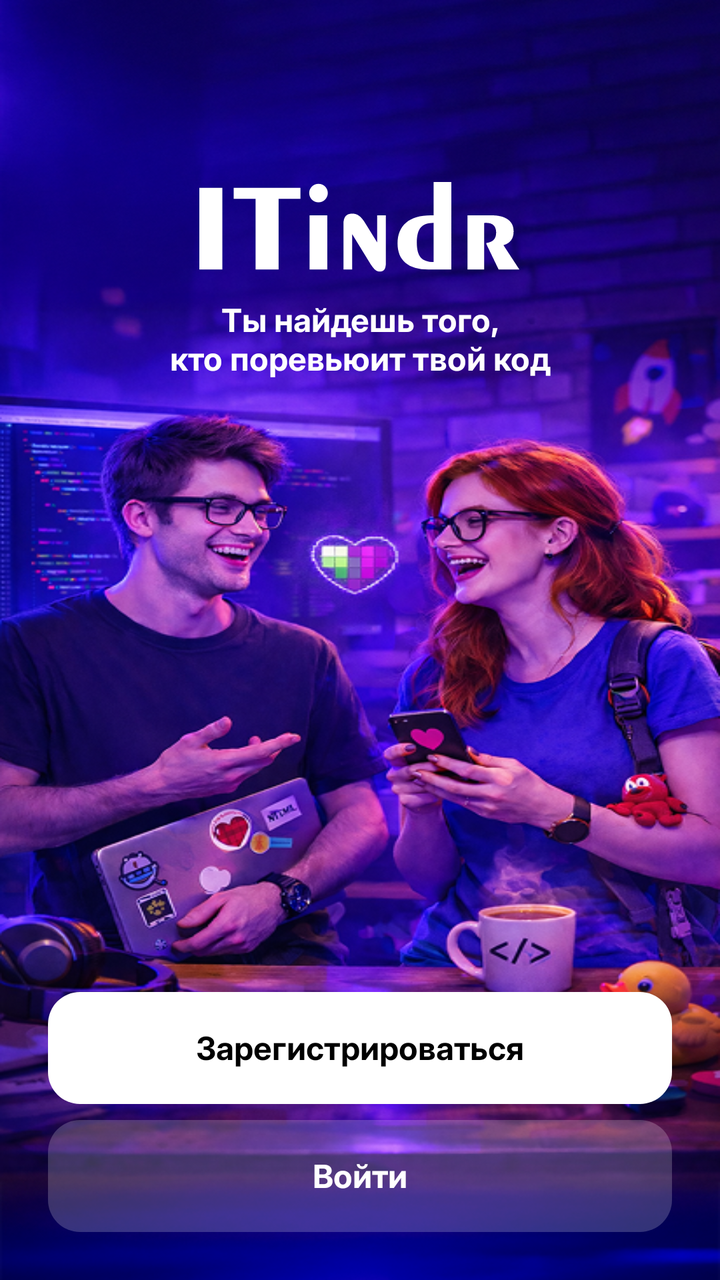
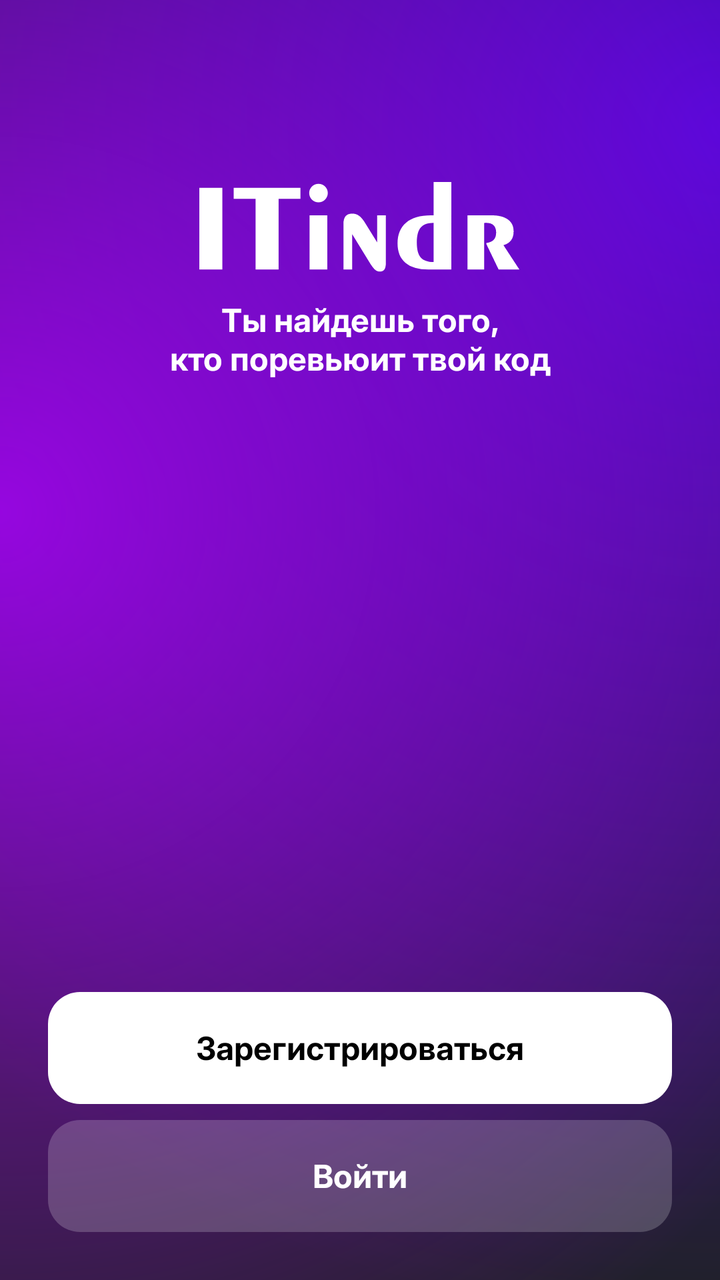

Compare the two renders of this Android layout. The source of the first and the diff that turns it into the second are given below.
<!-- AndroidManifest.xml: application theme Theme.ITindr -->
<!-- res/layout/choose_screen.xml -->
<?xml version="1.0" encoding="utf-8"?>
<androidx.constraintlayout.widget.ConstraintLayout
    xmlns:android="http://schemas.android.com/apk/res/android"
    xmlns:app="http://schemas.android.com/apk/res-auto"
    android:layout_width="match_parent"
    android:layout_height="match_parent"
    android:background="@drawable/background_choose">

    <LinearLayout
        android:id="@+id/titleBlock"
        android:layout_width="196dp"
        android:layout_height="wrap_content"
        android:orientation="vertical"
        android:gravity="center"

        app:layout_constraintTop_toTopOf="parent"
        app:layout_constraintStart_toStartOf="parent"
        app:layout_constraintEnd_toEndOf="parent"
        android:layout_marginTop="91dp">

        <ImageView
            android:layout_width="163dp"
            android:layout_height="45dp"
            android:src="@drawable/ic_itindr_logo"
            android:contentDescription="@string/app_name" />

        <TextView
            android:layout_width="196dp"
            android:layout_height="wrap_content"
            android:text="Ты найдешь того,\nкто поревьюит твой код"
            android:textColor="#FFFFFF"
            android:textSize="16sp"
            android:fontFamily="@font/inter"
            android:textStyle="bold"
            android:gravity="center"
            android:layout_marginTop="12dp"/>

    </LinearLayout>

    <androidx.appcompat.widget.AppCompatButton
        android:id="@+id/buttonOne"
        android:layout_width="match_parent"
        android:layout_height="56dp"
        android:text="Зарегистрироваться"
        android:textColor="#000000"
        android:textSize="16sp"
        android:fontFamily="@font/inter"
        android:textStyle="bold"
        android:gravity="center"
        android:background="@drawable/button_one_bg"
        app:layout_constraintBottom_toTopOf="@id/buttonTwo"
        android:layout_marginBottom="8dp"
        android:layout_marginStart="24dp"
        android:layout_marginEnd="24dp"
        app:textAllCaps="false"/>

    <androidx.appcompat.widget.AppCompatButton
        android:id="@+id/buttonTwo"
        android:layout_width="match_parent"
        android:layout_height="56dp"
        android:text="Войти"
        android:textColor="#FFFFFF"
        android:textSize="16sp"
        android:fontFamily="@font/inter"
        android:textStyle="bold"
        android:gravity="center"
        android:background="@drawable/button_two_bg"
        app:layout_constraintBottom_toBottomOf="parent"
        android:layout_marginBottom="24dp"
        android:layout_marginStart="24dp"
        android:layout_marginEnd="24dp"
        app:textAllCaps="false"/>

</androidx.constraintlayout.widget.ConstraintLayout>
<!-- resources referenced by this layout -->
<resources>
  <!-- drawable background_choose: png bitmap (drawable, 649127 bytes) -->
  <!-- drawable button_one_bg (drawable) -->
  <shape xmlns:android="http://schemas.android.com/apk/res/android" android:shape="rectangle">
      <solid android:color="#FFFFFF"/> 
      <corners android:radius="16dp"/> 
  </shape>
  <!-- drawable button_two_bg (drawable) -->
  <shape xmlns:android="http://schemas.android.com/apk/res/android" android:shape="rectangle">
      <solid android:color="#33FFFFFF"/> 
      <corners android:radius="16dp"/>
  </shape>
  <!-- drawable ic_itindr_logo: vector/xml drawable (drawable, 2195 chars, omitted) -->
  <string name="app_name">ITindr</string>
  <style name="Theme.ITindr" parent="android:Theme.Material.Light.NoActionBar" />
</resources>

<!-- the commit's change to res/layout/choose_screen.xml (unified diff, before → after) -->
@@ -4,7 +4,7 @@
     xmlns:app="http://schemas.android.com/apk/res-auto"
     android:layout_width="match_parent"
     android:layout_height="match_parent"
-    android:background="@drawable/background_choose">
+    android:background="@drawable/background_choose_2">
 
     <LinearLayout
         android:id="@+id/titleBlock"
<!-- resource entries referenced after the edit -->
@@ -1,6 +1,43 @@
 <!-- resources referenced by this layout -->
 <resources>
-  <!-- drawable background_choose: png bitmap (drawable, 649127 bytes) -->
+  <!-- drawable background_choose_2 (drawable) -->
+  <?xml version="1.0" encoding="utf-8"?>
+  <layer-list xmlns:android="http://schemas.android.com/apk/res/android">
+  
+      
+      <item>
+          <shape android:shape="rectangle">
+              <solid android:color="#1F2125"/>
+          </shape>
+      </item>
+  
+      
+      <item>
+          <shape android:shape="rectangle">
+              <gradient
+                  android:type="radial"
+                  android:centerX="1.0"
+                  android:centerY="0.1"
+                  android:gradientRadius="600dp"
+                  android:startColor="#CC5A01FF"
+                  android:endColor="#005A01FF"/>
+          </shape>
+      </item>
+  
+      
+      <item>
+          <shape android:shape="rectangle">
+              <gradient
+                  android:type="radial"
+                  android:centerX="0.0"
+                  android:centerY="0.4"
+                  android:gradientRadius="500dp"
+                  android:startColor="#CCAF01FF"
+                  android:endColor="#00AF01FF"/>
+          </shape>
+      </item>
+  
+  </layer-list>
   <!-- drawable button_one_bg (drawable) -->
   <shape xmlns:android="http://schemas.android.com/apk/res/android" android:shape="rectangle">
       <solid android:color="#FFFFFF"/> 
